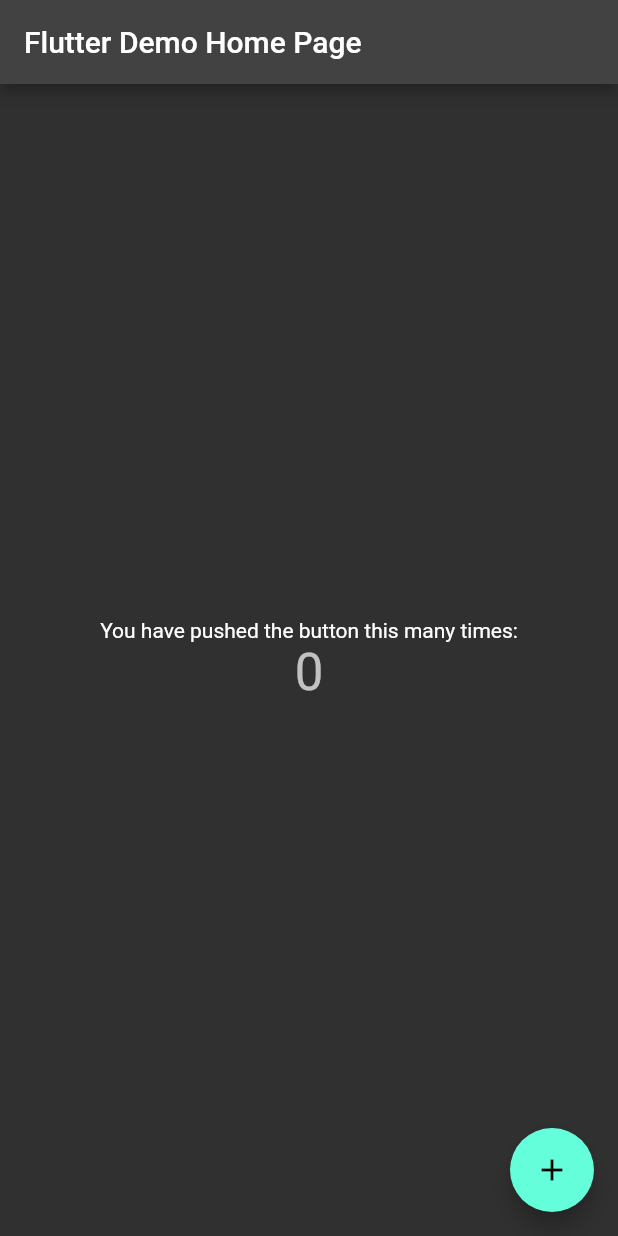
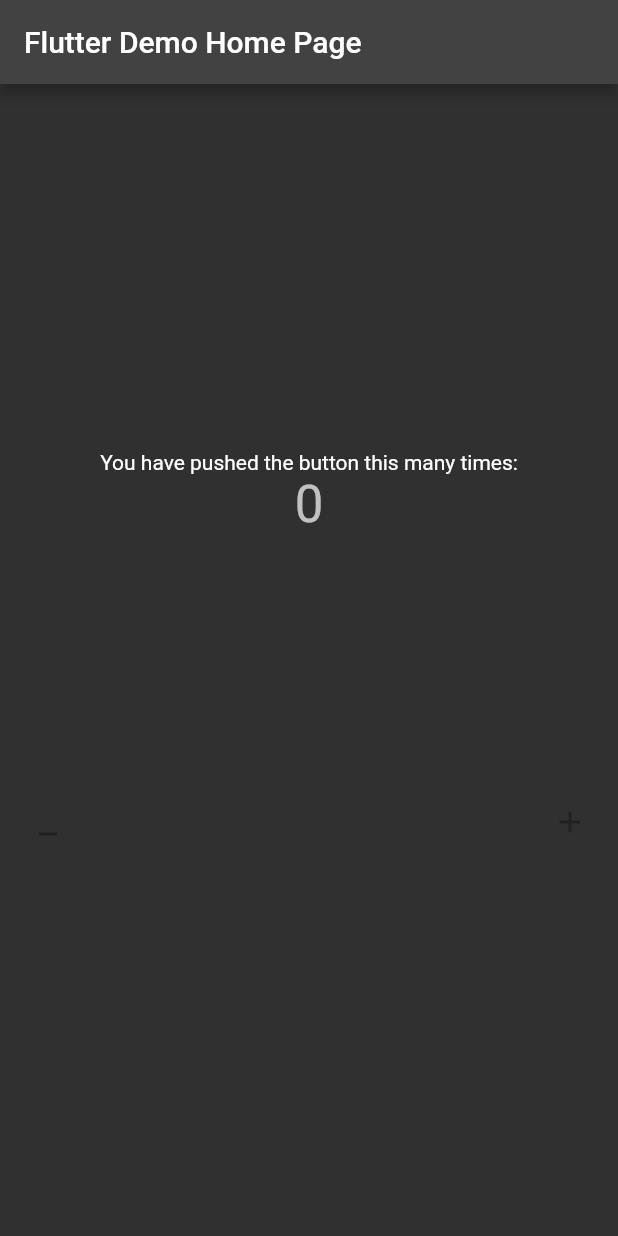
Before and after one commit to this-kin/Richbar, a Flutter app: the screen it shows after launch, on a phone screen of 412 x 824 dp. Run offline on Flutter 3.47's test engine with Material 2 defaults, Android fonts, the phone set to English and light mode, and no system bars; our stand-ins replace flutter_svg.

Commit message:
[fixed] example app

```diff
--- a/example/lib/main.dart
+++ b/example/lib/main.dart
@@ -65,6 +65,12 @@ class _MyHomePageState extends State<MyHomePage> {
     });
   }
 
+  void _decrementCounter() {
+    setState(() {
+      _counter--;
+    });
+  }
+
   @override
   Widget build(BuildContext context) {
     // This method is rerun every time setState is called, for instance as done
@@ -106,22 +112,43 @@ class _MyHomePageState extends State<MyHomePage> {
               '$_counter',
               style: Theme.of(context).textTheme.headline4,
             ),
+            const SizedBox(height: 160),
+            Padding(
+              padding: const EdgeInsets.all(8.0),
+              child: Row(
+                mainAxisAlignment: MainAxisAlignment.spaceBetween,
+                children: [
+                  IconButton(
+                    color: Theme.of(context).primaryColor,
+                    onPressed: () {
+                      _decrementCounter();
+                      RichbarHelper.error(
+                        context: context,
+                        message: 'Counter has decrement by 1: $_counter',
+                      );
+                    },
+                    tooltip: 'Increment',
+                    icon: const Icon(Icons.minimize),
+                  ),
+                  IconButton(
+                    color: Theme.of(context).primaryColor,
+                    onPressed: () {
+                      _incrementCounter();
+                      RichbarHelper.success(
+                        context: context,
+                        message: 'Counter has incremented by 1: $_counter',
+                      );
+                    },
+                    tooltip: 'Increment',
+                    icon: const Icon(Icons.add),
+                  ),
+                ],
+              ),
+            ),
           ],
         ),
       ),
-      floatingActionButton: FloatingActionButton(
-        onPressed: () {
-          RichbarHelper.success(
-            context: context,
-            message: 'Counter has incremented by 1',
-          );
-
-          _incrementCounter();
-          // richbarWidget("Counter has increment By One $_counter", context);
-        },
-        tooltip: 'Increment',
-        child: const Icon(Icons.add),
-      ), // This trailing comma makes auto-formatting nicer for build methods.
+      // This trailing comma makes auto-formatting nicer for build methods.
     );
   }
 }
```
